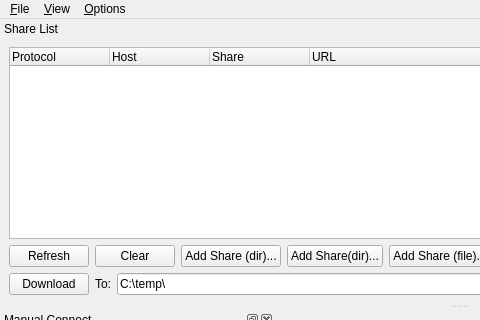
MrHacky/uftt, file src/qt-gui/MainWindow.ui: the form before one commit; both pictures show x 0 to 480 and y 0 to 320 of the 917 by 593 pixel window.
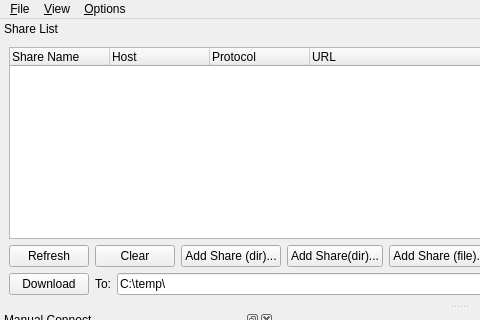
The form after the commit. Custom widgets are drawn as their Qt base class.

Commit message: Share List collumns update.

The edit to the form file:
```diff
--- a/src/qt-gui/MainWindow.ui
+++ b/src/qt-gui/MainWindow.ui
@@ -112,7 +112,7 @@
       <widget class="QDragDropTreeWidget" name="SharesTree" >
        <column>
         <property name="text" >
-         <string>Protocol</string>
+         <string>Share Name</string>
         </property>
        </column>
        <column>
@@ -122,7 +122,7 @@
        </column>
        <column>
         <property name="text" >
-         <string>Share</string>
+         <string>Protocol</string>
         </property>
        </column>
        <column>
```
The commit also changes 1 other file.
